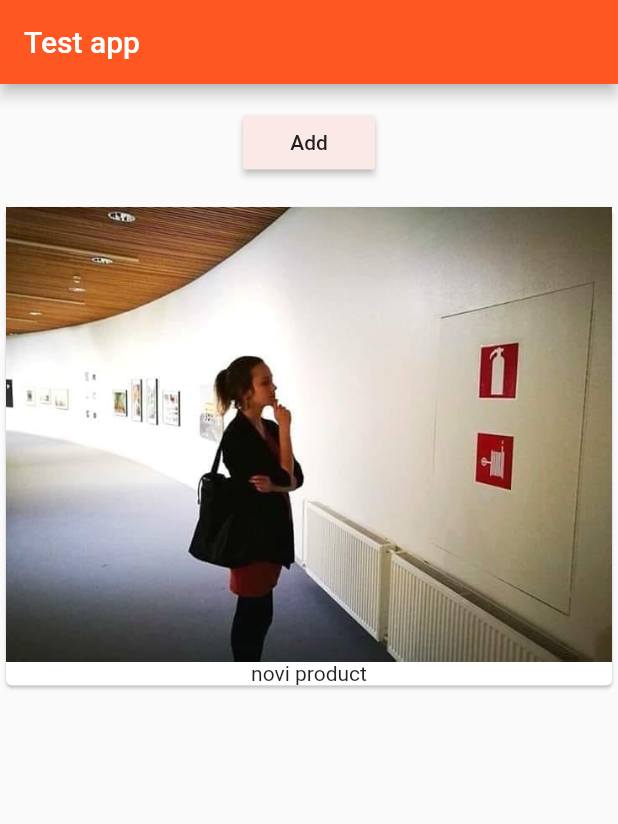
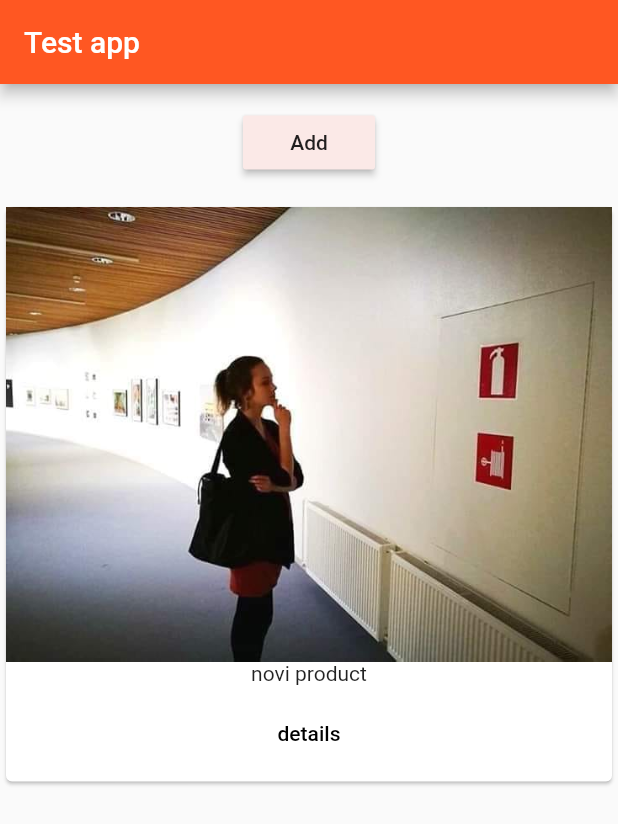
Before and after one commit to ivominic/fluttertest, a Flutter app: the screen it shows after launch, after a tap on "Add", on a phone screen of 412 x 824 dp. Shown: the top 824 px of the screen. Run offline on Flutter 3.47's test engine with Material 2 defaults, Android fonts, the phone set to English and light mode, and no system bars.

Commit message:
Navigacij
Početak navigacije

```diff
--- a/lib/main.dart
+++ b/lib/main.dart
@@ -1,6 +1,6 @@
 import 'package:flutter/material.dart';
 
-import './product_manager.dart';
+import './pages/home.dart';
 
 void main() {
   runApp(MyApp());
@@ -12,12 +12,7 @@ class MyApp extends StatelessWidget {
     return MaterialApp(
       theme: ThemeData(
           primarySwatch: Colors.deepOrange, accentColor: Colors.deepPurple),
-      home: Scaffold(
-          appBar: AppBar(
-            title: Text('Test app'),
-          ),
-          body: ProductManager()),
-      //body: ProductManager(startingProduct: 'Početni')), //Ako se unese, onda prikazuje prvi item na startu, inače ne. Mora se unijeti naziv opcionog parametra
+      home: HomePage(),
     );
   }
 }
--- /dev/null
+++ b/lib/pages/home.dart
@@ -0,0 +1,15 @@
+import 'package:flutter/material.dart';
+
+import '../product_manager.dart';
+
+class HomePage extends StatelessWidget {
+  @override
+  Widget build(BuildContext context) {
+    return Scaffold(
+        appBar: AppBar(
+          title: Text('Test app'),
+        ),
+        body: ProductManager());
+    //body: ProductManager(startingProduct: 'Početni')), //Ako se unese, onda prikazuje prvi item na startu, inače ne. Mora se unijeti naziv opcionog parametra;
+  }
+}
--- a/lib/product_control.dart
+++ b/lib/product_control.dart
@@ -1,6 +1,4 @@
 import 'package:flutter/material.dart';
-
-import './product_manager.dart';
 
 class ProductControl extends StatelessWidget {
   final Function
@@ -9,7 +7,6 @@ class ProductControl extends StatelessWidget {
 
   @override
   Widget build(BuildContext context) {
-    // TODO: implement build
     return RaisedButton(
       color: Theme.of(context).secondaryHeaderColor,
       onPressed: () {
--- a/lib/products.dart
+++ b/lib/products.dart
@@ -1,4 +1,6 @@
 import 'package:flutter/material.dart';
+
+import './pages/product.dart';
 
 class Products extends StatelessWidget {
   final List<String> products;
@@ -11,6 +13,22 @@ class Products extends StatelessWidget {
         children: <Widget>[
           Image.asset('assets/images/image1.jpg'),
           Text(products[index]),
+          ButtonBar(
+            alignment: MainAxisAlignment.center,
+            children: <Widget>[
+              FlatButton(
+                child: Text('details'),
+                onPressed: () => {
+                  Navigator.push(
+                    context,
+                    MaterialPageRoute(builder: (BuildContext context) {
+                      return ProductPage();
+                    }),
+                  )
+                },
+              )
+            ],
+          )
         ],
       ),
     );
```
Also changed, not shown: lib/pages/product.dart (added, +34 -0 lines).
